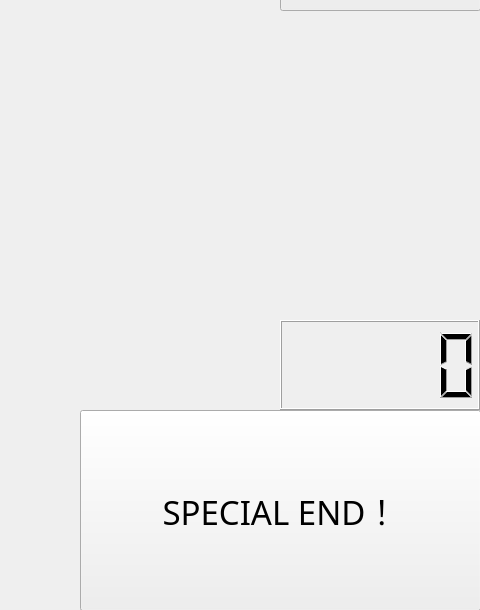
This is level_2.ui in YEN-PO-CHEN/SOKOBAN as Qt 5 draws it before an edit; both pictures show x 520 to 1000 and y 390 to 1000 of the 1000 by 1000 pixel window. The edited form follows.
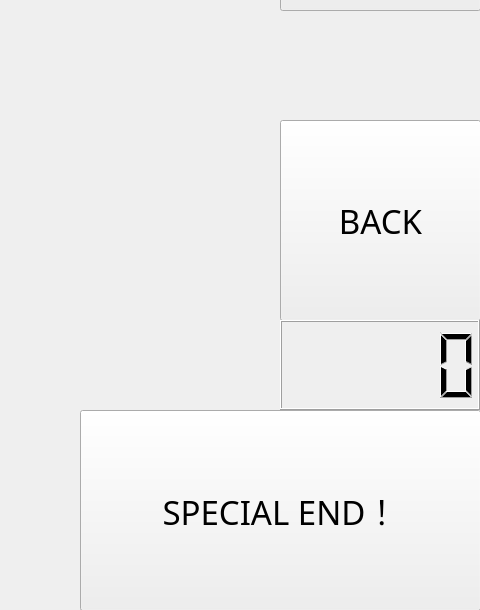
This is the edited form.

```diff
--- a/level_2.ui
+++ b/level_2.ui
@@ -61,7 +61,7 @@
    <property name="geometry">
     <rect>
      <x>800</x>
-     <y>800</y>
+     <y>510</y>
      <width>201</width>
      <height>201</height>
     </rect>
```
